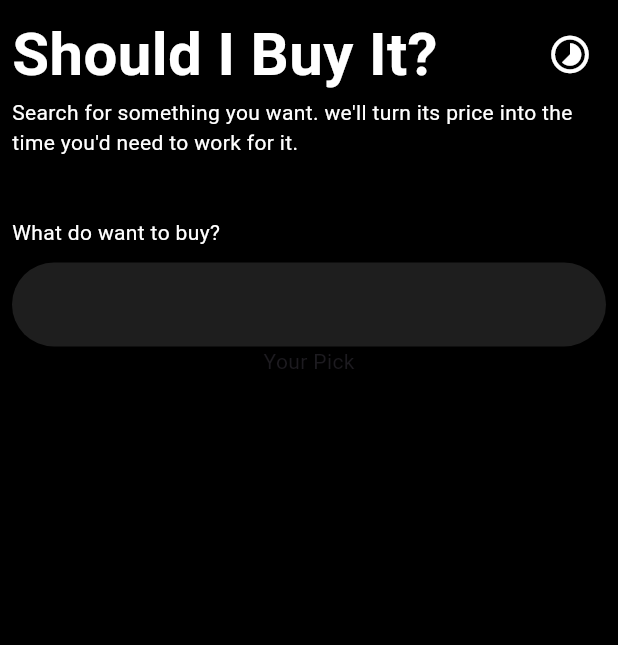
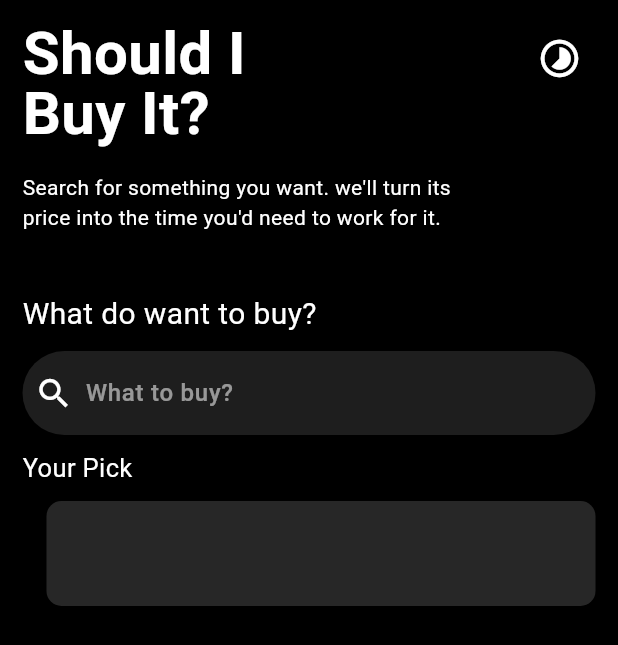
Before and after one commit to Melak-tefera/Should-I-Buy-It-app, a Flutter app: the screen it shows after launch, on a phone screen of 412 x 824 dp. Shown: the top 645 px of the screen. Run offline on Flutter 3.47's test engine with Material 3 defaults, Android fonts, the phone set to English and light mode, and no system bars.

Commit message:
working on home page

```diff
--- a/lib/pages/home_page.dart
+++ b/lib/pages/home_page.dart
@@ -15,19 +15,27 @@ class _HomePageState extends State<HomePage> {
       backgroundColor: Colors.black,
       body: SafeArea(
         child: Padding(
-          padding: const EdgeInsets.all(8.0),
+          padding: const EdgeInsets.all(15.0),
           child: Column(
             children: [
               Row(
+                crossAxisAlignment: CrossAxisAlignment.start,
                 children: [
-                  Text(
-                    "Should I Buy It?",
+                  SizedBox(
+                    width: 200,
+                    height: 100,
+                    child: Text(
+                      "Should I \nBuy It?",
+                      maxLines: 2,
+
                       style: TextStyle(
                         color: Colors.white,
                         fontWeight: FontWeight.bold,
                         fontSize: 40,
+                        height: 1
                       ),
 
+                      ),
                   ),
                   Spacer(),
                   IconButton(
@@ -41,11 +49,14 @@ class _HomePageState extends State<HomePage> {
                     )
                 ],
               ),
-              Text(
-                "Search for something you want. we'll turn its price into the time you'd need to work for it.",
+              Align(
+                alignment: AlignmentGeometry.bottomLeft,
+                child: Text(
+                  "Search for something you want. we'll turn its \nprice into the time you'd need to work for it.",
                   style: TextStyle(
                     color: Colors.white,
 
+                  ),
                   ),
               ),
               SizedBox(height: 40,),
@@ -56,15 +67,56 @@ class _HomePageState extends State<HomePage> {
                   "What do want to buy?",
                   style: TextStyle(
                     color: Colors.white,
+                    fontSize: 20
                   ),
                   ),
               ),
                 SizedBox(height: 10,),
               // there is a searchbar
               SearchBar(
+                leading: Icon(Icons.search, color: Colors.white, size: 26,),
+                hintText: "What to buy?",
+
                 backgroundColor: WidgetStateProperty.resolveWith((states) {return const Color(0xFF1E1E1E); }),
+                hintStyle: WidgetStateProperty.all(
+                const TextStyle(
+                  color: Colors.white54, // lighter hint text
+                  fontSize: 16,
                 ),
-              Text("Your Pick"),
+              ),
+              textStyle: WidgetStateProperty.all(
+                const TextStyle(
+                  color: Colors.white, // typed text color
+                  fontSize: 16,
+                  fontWeight: FontWeight.w500,
+                ),
+  ),
+              ),
+              SizedBox(height: 10,),
+              Align(
+                alignment: AlignmentGeometry.bottomLeft,
+                child: Text(
+                  "Your Pick",
+                  style:TextStyle(
+                      color: Colors.white,
+                      fontSize: 17
+                    ),
+                  ),
+              ),
+              SizedBox(height: 10,),
+              Padding(
+                padding: const EdgeInsets.only(left: 16),
+                child: Container(
+                  height: 70,
+                  width: double.infinity,
+                  decoration: BoxDecoration(
+                    color: const Color.fromARGB(212, 47, 47, 47),
+                    borderRadius: BorderRadius.circular(10),
+                  ),
+                ),
+              ),
+
+
               // green transparant container
               Container(
 
```
Lines whose indentation alone changed are shown as unchanged.
